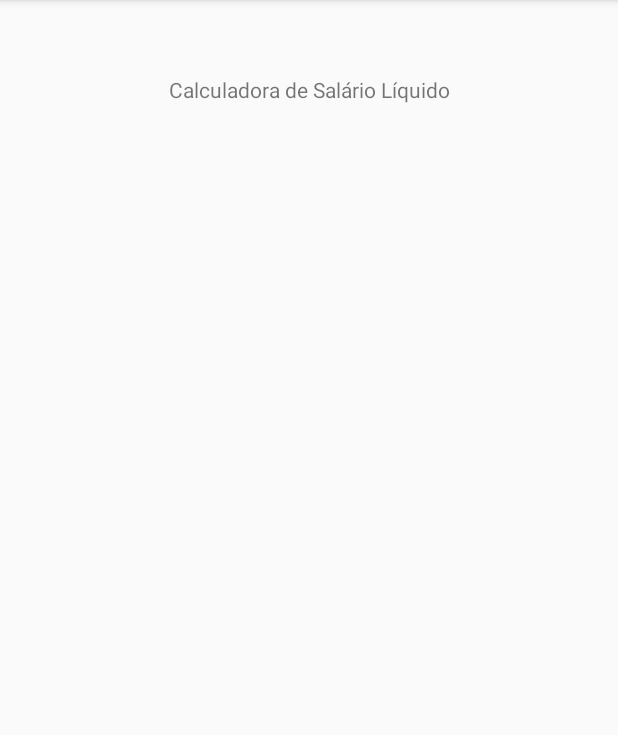
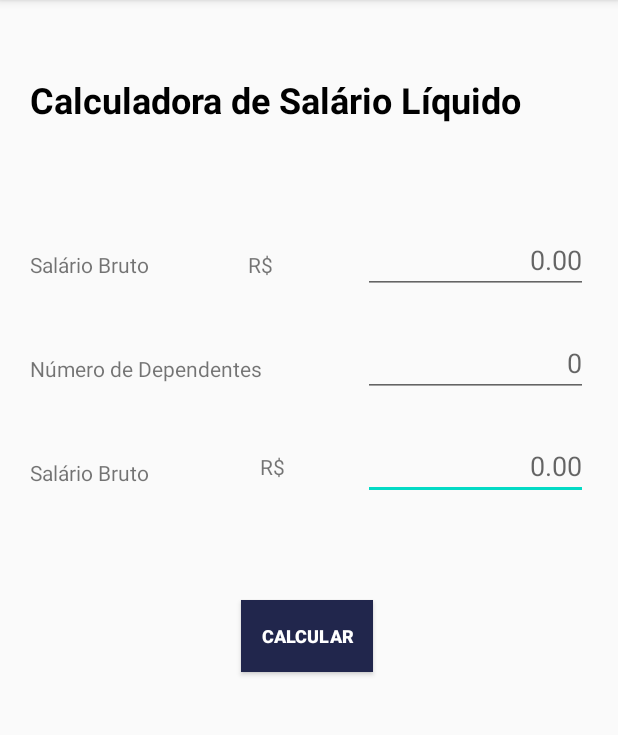
Before and after one commit to JeffGM/taxes-in-paycheck-app, an Android app: the screen it shows after launch (MainActivity), on a phone screen of 412 x 824 dp, the part 84-819 px from its top. Run offline under Robolectric (Android 15) with nearby library versions, the light colour scheme and no system bars.

Commit message:
main screen desing

```diff
--- a/app/src/main/res/layout/activity_main.xml
+++ b/app/src/main/res/layout/activity_main.xml
@@ -8,11 +8,122 @@
 
     <TextView
         android:id="@+id/textView"
-        android:layout_width="wrap_content"
+        android:layout_width="0dp"
         android:layout_height="wrap_content"
+        android:layout_marginStart="20dp"
         android:layout_marginTop="50dp"
+        android:layout_marginEnd="20dp"
         android:text="@string/calculadora_de_sal_rio_l_quido"
+        android:textColor="#000000"
+        android:textSize="24sp"
+        android:textStyle="bold"
         app:layout_constraintEnd_toEndOf="parent"
         app:layout_constraintStart_toStartOf="parent"
         app:layout_constraintTop_toTopOf="parent" />
+
+    <TextView
+        android:id="@+id/textView2"
+        android:layout_width="0dp"
+        android:layout_height="wrap_content"
+        android:layout_marginTop="84dp"
+        android:layout_marginEnd="60dp"
+        android:text="R$"
+        app:layout_constraintEnd_toStartOf="@+id/editText2"
+        app:layout_constraintTop_toBottomOf="@+id/textView" />
+
+    <TextView
+        android:id="@+id/textView6"
+        android:layout_width="wrap_content"
+        android:layout_height="0dp"
+        android:layout_marginTop="115dp"
+        android:layout_marginEnd="52dp"
+        android:text="R$"
+        app:layout_constraintEnd_toStartOf="@+id/editText"
+        app:layout_constraintTop_toBottomOf="@+id/textView2" />
+
+    <TextView
+        android:id="@+id/textView3"
+        android:layout_width="wrap_content"
+        android:layout_height="wrap_content"
+        android:layout_marginStart="20dp"
+        android:layout_marginTop="84dp"
+        android:text="Salário Bruto"
+        app:layout_constraintStart_toStartOf="parent"
+        app:layout_constraintTop_toBottomOf="@+id/textView" />
+
+    <TextView
+        android:id="@+id/textView4"
+        android:layout_width="wrap_content"
+        android:layout_height="wrap_content"
+        android:layout_marginStart="20dp"
+        android:layout_marginTop="50dp"
+        android:text="Salário Bruto"
+        app:layout_constraintStart_toStartOf="parent"
+        app:layout_constraintTop_toBottomOf="@+id/textView5" />
+
+    <TextView
+        android:id="@+id/textView5"
+        android:layout_width="wrap_content"
+        android:layout_height="wrap_content"
+        android:layout_marginStart="20dp"
+        android:layout_marginTop="50dp"
+        android:text="Número de Dependentes"
+        app:layout_constraintStart_toStartOf="parent"
+        app:layout_constraintTop_toBottomOf="@+id/textView3" />
+
+    <EditText
+        android:id="@+id/editText"
+        android:layout_width="150dp"
+        android:layout_height="wrap_content"
+        android:layout_marginTop="23dp"
+        android:layout_marginEnd="20dp"
+        android:ems="10"
+        android:hint="0.00"
+        android:inputType="numberDecimal"
+        android:textAlignment="textEnd"
+        app:layout_constraintEnd_toEndOf="parent"
+        app:layout_constraintTop_toBottomOf="@+id/editText3" />
+
+    <EditText
+        android:id="@+id/editText3"
+        android:layout_width="150dp "
+        android:layout_height="wrap_content"
+        android:layout_marginTop="23dp"
+        android:layout_marginEnd="20dp"
+        android:ems="10"
+        android:hint="0"
+        android:inputType="number"
+        android:textAlignment="textEnd"
+        app:layout_constraintEnd_toEndOf="parent"
+        app:layout_constraintTop_toBottomOf="@+id/editText2" />
+
+    <EditText
+        android:id="@+id/editText2"
+        android:layout_width="150dp "
+        android:layout_height="wrap_content"
+        android:layout_marginTop="68dp"
+        android:layout_marginEnd="20dp"
+        android:ems="10"
+        android:hint="0.00"
+        android:inputType="numberDecimal"
+        android:textAlignment="textEnd"
+        app:layout_constraintEnd_toEndOf="parent"
+        app:layout_constraintTop_toBottomOf="@+id/textView" />
+
+    <Button
+        android:id="@+id/button"
+        android:layout_width="wrap_content"
+        android:layout_height="0dp"
+        android:layout_marginStart="157dp"
+        android:layout_marginTop="400dp"
+        android:layout_marginEnd="160dp"
+        android:background="#21264C"
+        android:text="Calcular"
+        android:textColor="#FFFFFF"
+        android:textSize="12sp"
+        android:textStyle="bold"
+        app:layout_constraintEnd_toEndOf="parent"
+        app:layout_constraintStart_toStartOf="parent"
+        app:layout_constraintTop_toTopOf="parent" />
+
 </androidx.constraintlayout.widget.ConstraintLayout>
```
